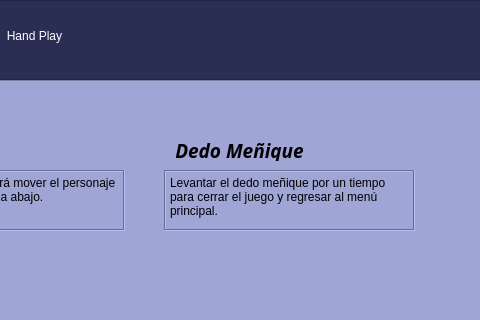
Before: the Qt Designer form GUI/ISnake.ui in Rainherz/Hand-Play, drawn with Qt 5; both pictures show x 406 to 886 and y 0 to 320 of the 886 by 760 pixel window.
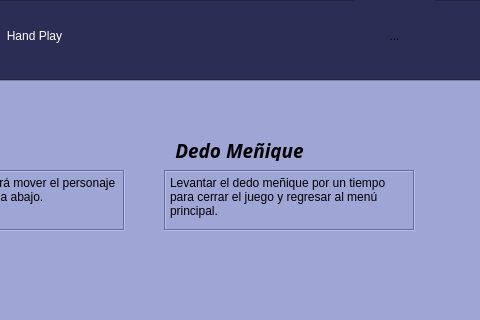
After: the same form once the commit is applied. Icons and pictures are not drawn.

```diff
--- a/GUI/ISnake.ui
+++ b/GUI/ISnake.ui
@@ -91,6 +91,44 @@
       <bool>true</bool>
      </property>
     </widget>
+    <widget class="QToolButton" name="returned">
+     <property name="enabled">
+      <bool>true</bool>
+     </property>
+     <property name="geometry">
+      <rect>
+       <x>760</x>
+       <y>0</y>
+       <width>81</width>
+       <height>71</height>
+      </rect>
+     </property>
+     <property name="font">
+      <font>
+       <stylestrategy>PreferDefault</stylestrategy>
+       <kerning>true</kerning>
+      </font>
+     </property>
+     <property name="layoutDirection">
+      <enum>Qt::LeftToRight</enum>
+     </property>
+     <property name="text">
+      <string>...</string>
+     </property>
+     <property name="icon">
+      <iconset>
+       <normaloff>../img/flecha.png</normaloff>../img/flecha.png</iconset>
+     </property>
+     <property name="iconSize">
+      <size>
+       <width>160</width>
+       <height>160</height>
+      </size>
+     </property>
+     <property name="autoRaise">
+      <bool>true</bool>
+     </property>
+    </widget>
    </widget>
    <widget class="QFrame" name="Videojuegos">
     <property name="geometry">
```
